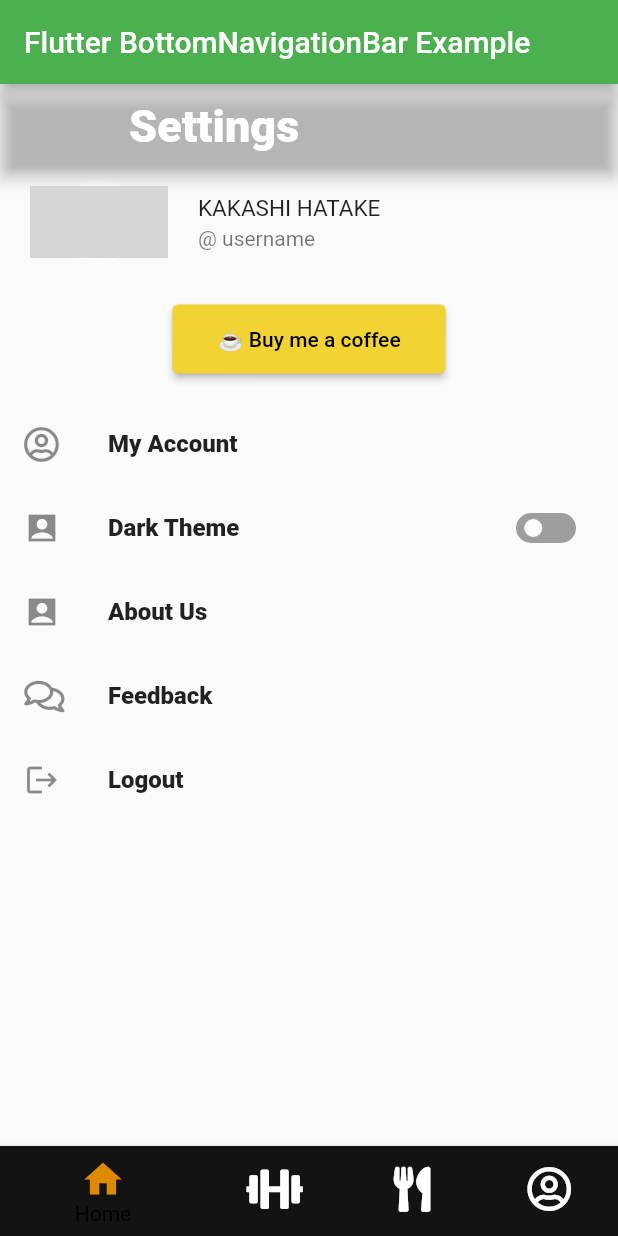
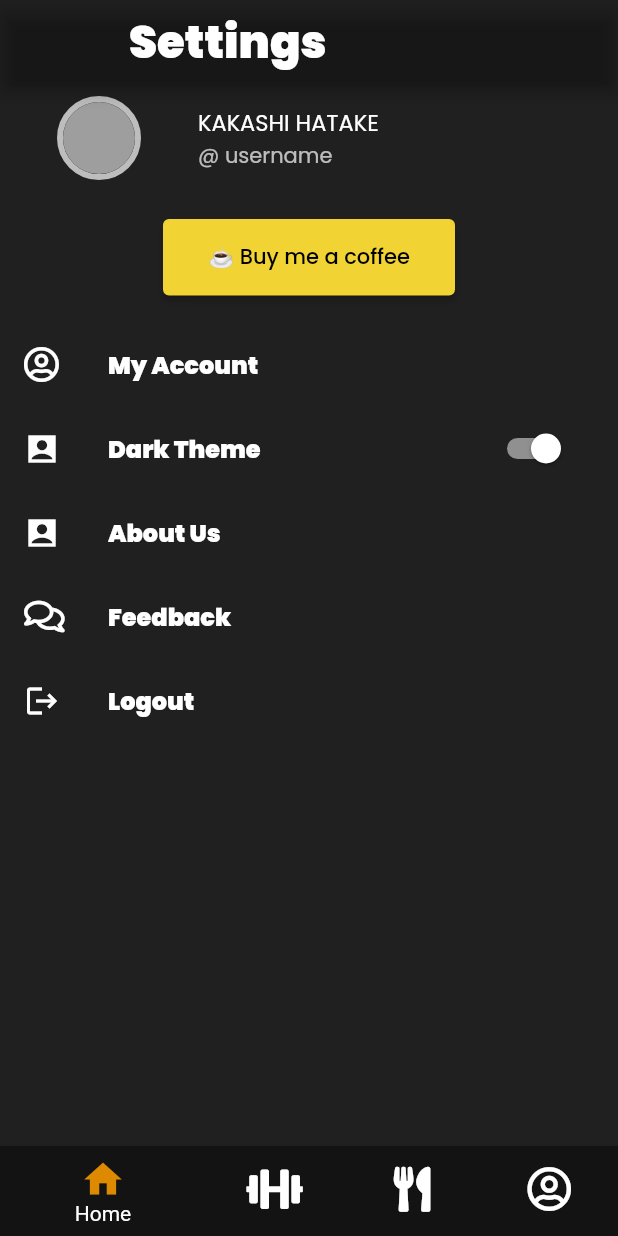
Before and after one commit to ARCHIT1607/dumbbell_club_flutter, a Flutter app: the screen it shows after launch, on a phone screen of 412 x 824 dp. Run offline on Flutter 3.47's test engine with Material 2 defaults, Android fonts, the phone set to English and light mode, and no system bars; drawn by our look-alikes of flutter_switch; our stand-ins replace animated_splash_screen, bottom_navy_bar, fl_chart, font_awesome_flutter, form_field_validator, google_fonts and 1 more; grey boxes are pictures that could not be loaded.

Commit message:
dark mode to light mode toggle issue fix

```diff
--- a/dumbbell_club/lib/main.dart
+++ b/dumbbell_club/lib/main.dart
@@ -20,6 +20,7 @@ import 'package:dumbbell_club/settings/about_us.dart';
 import 'package:dumbbell_club/utlis/CustomTheme.dart';
 import 'package:dumbbell_club/utlis/routes.dart';
 import 'package:dumbbell_club/utlis/theme.dart';
+import 'package:dumbbell_club/widgets/themes.dart';
 import 'package:flutter/material.dart';
 import 'package:google_fonts/google_fonts.dart';
 import 'package:provider/provider.dart';
@@ -40,20 +41,15 @@ bool light = true;
 class _MyAppState extends State<MyApp> {
   @override
   Widget build(BuildContext context) {
-    return ChangeNotifierProvider<ThemeChanger>(
-      create: (_) => ThemeChanger(CustomTheme.lightTheme),
-      child: MaterialAppWithTheme(),
-    );
+    return MaterialAppWithTheme();
   }
 }
 
 class MaterialAppWithTheme extends StatelessWidget {
   @override
   Widget build(BuildContext context) {
-    final theme = Provider.of<ThemeChanger>(context);
     return MaterialApp(
       debugShowCheckedModeBanner: false,
-      theme: theme.getTheme(),
       initialRoute: MyRoutes.indexRoute,
       routes: {
         '/': (context) => RegisterPage(),
--- a/dumbbell_club/lib/screens/index.dart
+++ b/dumbbell_club/lib/screens/index.dart
@@ -1,5 +1,3 @@
-import 'package:dumbbell_club/profile/profile_home.dart';
-import 'package:dumbbell_club/screens/home.dart';
 import 'package:dumbbell_club/screens/workout_screen.dart';
 import 'package:dumbbell_club/settings/buy_me_coffee.dart';
 import 'package:dumbbell_club/settings/settings_main.dart';
@@ -43,9 +41,6 @@ class _MyNavigationBarState extends State<MyNavigationBar> {
   @override
   Widget build(BuildContext context) {
     return Scaffold(
-      appBar: AppBar(
-          title: const Text('Flutter BottomNavigationBar Example'),
-          backgroundColor: Colors.green),
       body: Center(
         child: _widgetOptions.elementAt(_selectedIndex),
       ),
@@ -96,7 +91,7 @@ class _MyNavigationBarState extends State<MyNavigationBar> {
           ],
           type: BottomNavigationBarType.shifting,
           currentIndex: _selectedIndex,
-          selectedItemColor: Colors.black,
+          selectedItemColor: Colors.white,
           iconSize: 30,
           onTap: _onItemTapped,
           elevation: 5),
--- a/dumbbell_club/lib/settings/settings_main.dart
+++ b/dumbbell_club/lib/settings/settings_main.dart
@@ -1,11 +1,7 @@
 import 'package:dumbbell_club/utlis/CustomTheme.dart';
 import 'package:dumbbell_club/utlis/routes.dart';
-import 'package:dumbbell_club/utlis/theme.dart';
 import 'package:flutter/material.dart';
 import 'package:font_awesome_flutter/font_awesome_flutter.dart';
-import 'package:flutter_switch/flutter_switch.dart';
-import 'package:google_fonts/google_fonts.dart';
-import 'package:provider/provider.dart';
 
 class SettingHome extends StatefulWidget {
   const SettingHome({Key? key}) : super(key: key);
@@ -15,12 +11,12 @@ class SettingHome extends StatefulWidget {
 }
 
 class _SettingHomeState extends State<SettingHome> {
-  bool status = false;
-
+  bool _light = true;
   @override
   Widget build(BuildContext context) {
-    ThemeChanger _themeChanger = Provider.of<ThemeChanger>(context);
-    return Scaffold(
+    return MaterialApp(
+      theme: _light ? CustomTheme.darkTheme : CustomTheme.lightTheme,
+      home: Scaffold(
         appBar: AppBar(
           title: Container(
             padding: EdgeInsets.only(left: 70.0),
@@ -44,8 +40,8 @@ class _SettingHomeState extends State<SettingHome> {
                       width: 100,
                       child: CircleAvatar(
                         radius: 100,
-                      backgroundImage:
-                          NetworkImage('./assets/images/avatar.png'),
+                        // backgroundImage:
+                        //     NetworkImage('./assets/images/avatar.png'),
                       ),
                       decoration: new BoxDecoration(
                         shape: BoxShape.circle,
@@ -91,24 +87,38 @@ class _SettingHomeState extends State<SettingHome> {
                       ),
                       Padding(
                         padding: const EdgeInsets.only(right: 28.0),
-                      child: FlutterSwitch(
-                        height: 20.0,
-                        width: 40.0,
-                        padding: 4.0,
-                        toggleSize: 15.0,
-                        borderRadius: 10.0,
-                        value: status,
-                        onToggle: (value) {
+                        // child: FlutterSwitch(
+                        //   height: 20.0,
+                        //   width: 40.0,
+                        //   padding: 4.0,
+                        //   toggleSize: 15.0,
+                        //   borderRadius: 10.0,
+                        //   value: status,
+                        //   onToggle: (value) {
+                        //     setState(() {
+                        //       status = value;
+                        //       print(status);
+                        //       if (status) {
+                        //         print('inside true');
+                        //         _themeChanger
+                        //             .setTheme(AppTheme.darkTheme(context));
+                        //         print(_themeChanger
+                        //             .setTheme(AppTheme.darkTheme(context)));
+                        //       } else {
+                        //         _themeChanger
+                        //             .setTheme(AppTheme.lightTheme(context));
+                        //       }
+                        //     });
+                        //   },
+                        // ),
+                        child: Switch(
+                            value: _light,
+                            activeColor: Colors.white,
+                            onChanged: (toggle) {
                               setState(() {
-                            status = value;
-                            if (status) {
-                              _themeChanger.setTheme(CustomTheme.darkTheme);
-                            } else {
-                              _themeChanger.setTheme(CustomTheme.lightTheme);
-                            }
+                                _light = toggle;
                               });
-                        },
-                      ),
+                            }),
                       ),
                     ],
                   ),
@@ -127,6 +137,7 @@ class _SettingHomeState extends State<SettingHome> {
                     routeName: MyRoutes.homeRoute,
                   ),
                 ],
+              ),
             ),
           ),
         ),
--- a/dumbbell_club/lib/utlis/CustomTheme.dart
+++ b/dumbbell_club/lib/utlis/CustomTheme.dart
@@ -3,15 +3,18 @@ import 'package:google_fonts/google_fonts.dart';
 
 class CustomTheme {
   static ThemeData lightTheme = ThemeData(
-    brightness: Brightness.light,
-    primaryColorLight: Colors.black,
-    primaryColor: Colors.black,
-    fontFamily: GoogleFonts.poppins().fontFamily,
-  );
+      brightness: Brightness.light,
+      canvasColor: Colors.white,
+      fontFamily: GoogleFonts.poppins().fontFamily,
+      primaryColor: Colors.black,
+      secondaryHeaderColor: Color(0xff7C7C7C),
+      primarySwatch: Colors.amber);
+
   static ThemeData darkTheme = ThemeData(
-    brightness: Brightness.dark,
-    canvasColor: Color(0xFF202020),
-    fontFamily: GoogleFonts.poppins().fontFamily,
-    primaryColor: Colors.white,
-  );
+      brightness: Brightness.dark,
+      canvasColor: Color(0xff202020),
+      fontFamily: GoogleFonts.poppins().fontFamily,
+      primaryColor: Colors.white,
+      secondaryHeaderColor: Color(0xff7C7C7C),
+      primarySwatch: Colors.amber);
 }
```
Lines whose indentation alone changed are shown as unchanged.
